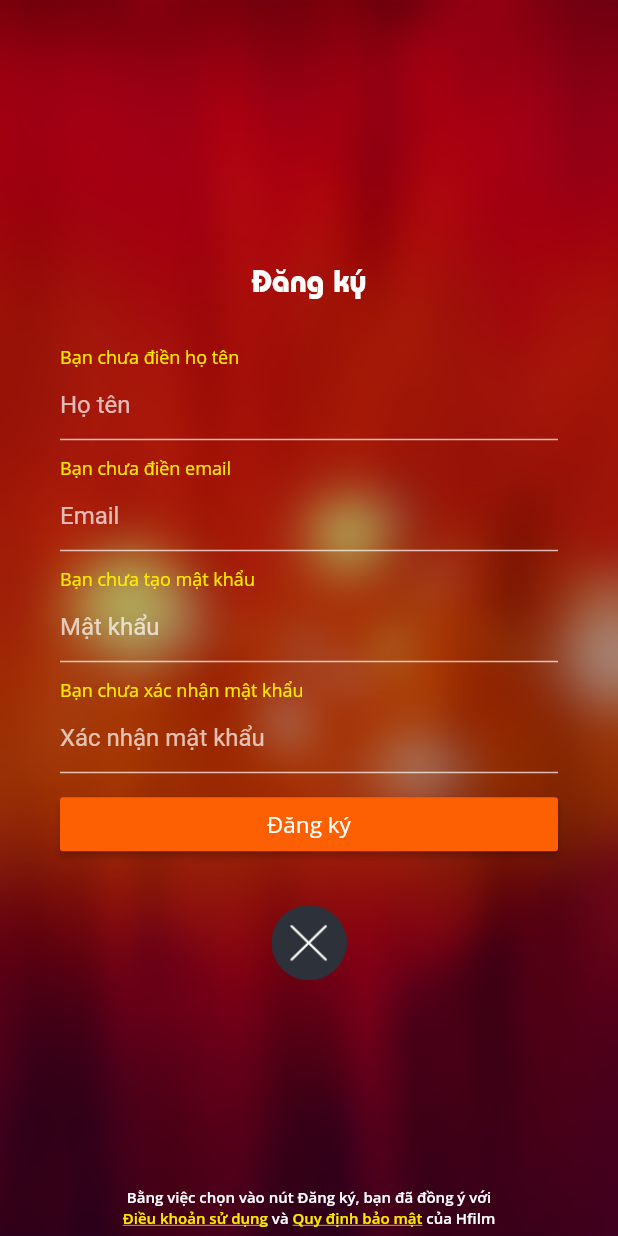
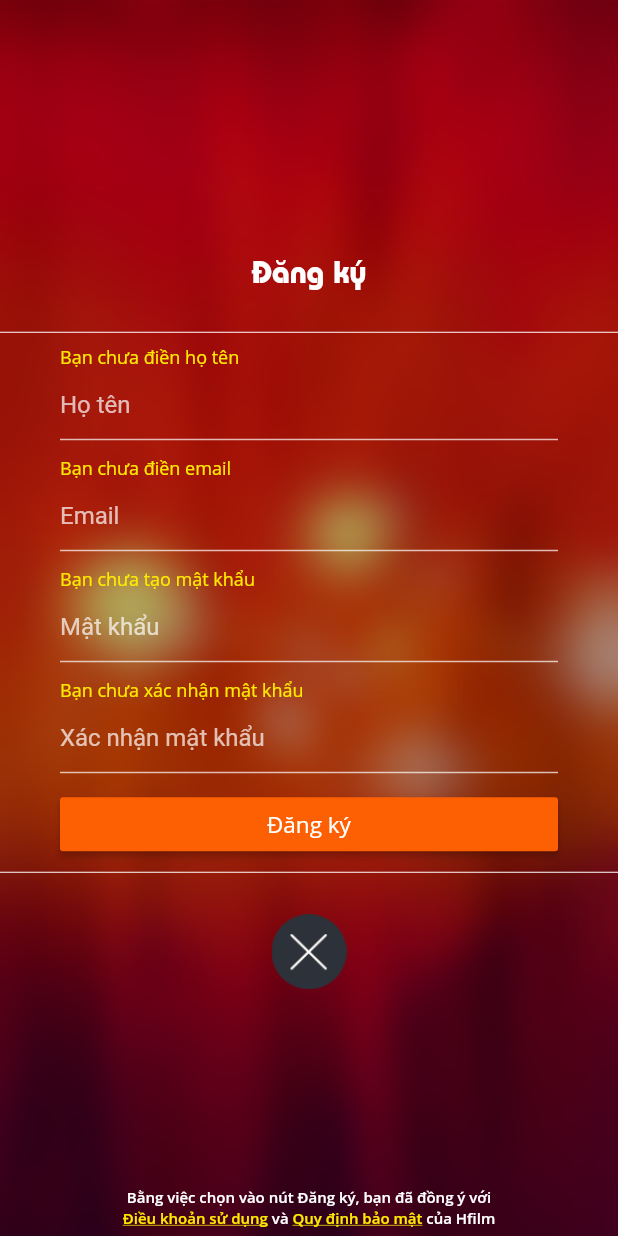
Before and after one commit to vongocanhthi/movie, a Flutter app: the screen it shows after launch, after a tap on "ĐĂNG KÝ", on a phone screen of 412 x 824 dp. Run offline on Flutter 3.47's test engine with Material 2 defaults, Android fonts, the phone set to English and light mode, and no system bars; our stand-ins replace youtube_player_flutter; network calls fail.

```diff
--- a/lib/Util/util.dart
+++ b/lib/Util/util.dart
@@ -7,3 +7,6 @@ void Toast(BuildContext context, message) {
     content: Text(message),
   ));
 }
+
+const divider_white = Divider(color: Colors.white);
+const divider_black = Divider(color: Colors.black);
--- a/lib/features/home/item_film.dart
+++ b/lib/features/home/item_film.dart
@@ -145,9 +145,7 @@ class _ItemFilmState extends State<ItemFilm> {
             ),
           ],
         ),
-        Divider(
-          color: Colors.white,
-        )
+        divider_white,
       ],
     );
   }
--- a/lib/features/login/login_page.dart
+++ b/lib/features/login/login_page.dart
@@ -39,7 +39,6 @@ class _LoginPageState extends State<LoginPage> {
           ),
         ),
         child: Container(
-          padding: EdgeInsets.only(left: 40, right: 40),
           child: Stack(
             children: [
               Column(
@@ -56,14 +55,19 @@ class _LoginPageState extends State<LoginPage> {
                     ),
                   ),
                   SizedBox(height: 20),
+                  divider_white,
+                  Container(
+                    margin: EdgeInsets.symmetric(horizontal: 40),
+                    child: Column(
+                      children: [
                         TextField(
                           onChanged: (value) {
                             _email = value;
                           },
                           decoration: InputDecoration(
                               hintText: "Email",
-                        hintStyle:
-                            TextStyle(color: Colors.white.withOpacity(0.7)),
+                              hintStyle: TextStyle(
+                                  color: Colors.white.withOpacity(0.7)),
                               enabledBorder: UnderlineInputBorder(
                                   borderSide: BorderSide(
                                       color: Colors.white.withOpacity(0.7)))),
@@ -77,8 +81,8 @@ class _LoginPageState extends State<LoginPage> {
                           },
                           decoration: InputDecoration(
                               hintText: "Mật khẩu",
-                        hintStyle:
-                            TextStyle(color: Colors.white.withOpacity(0.7)),
+                              hintStyle: TextStyle(
+                                  color: Colors.white.withOpacity(0.7)),
                               enabledBorder: UnderlineInputBorder(
                                   borderSide: BorderSide(
                                       color: Colors.white.withOpacity(0.7)))),
@@ -149,8 +153,10 @@ class _LoginPageState extends State<LoginPage> {
                             },
                           ),
                         ),
-                  SizedBox(height: 10),
-                  SizedBox(height: 20),
+                      ],
+                    ),
+                  ),
+                  divider_white,
                 ],
               ),
               Positioned(
--- a/lib/features/register/register_page.dart
+++ b/lib/features/register/register_page.dart
@@ -41,13 +41,11 @@ class _RegisterPageState extends State<RegisterPage> {
           ),
         ),
         child: Container(
-          padding: EdgeInsets.only(left: 40, right: 40),
           child: Stack(
             children: [
               Center(
                 child: SingleChildScrollView(
                   child: Column(
-                    crossAxisAlignment: CrossAxisAlignment.start,
                     children: [
                       Center(
                         child: Text(
@@ -59,7 +57,12 @@ class _RegisterPageState extends State<RegisterPage> {
                         ),
                       ),
                       SizedBox(height: 20),
-                      SizedBox(height: 10),
+                      divider_white,
+                      Padding(
+                        padding: EdgeInsets.symmetric(horizontal: 40),
+                        child: Column(
+                          crossAxisAlignment: CrossAxisAlignment.start,
+                          children: [
                             Visibility(
                               child: Text(
                                 "Bạn chưa điền họ tên",
@@ -201,7 +204,10 @@ class _RegisterPageState extends State<RegisterPage> {
                                 },
                               ),
                             ),
-                      SizedBox(height: 10),
+                          ],
+                        ),
+                      ),
+                      divider_white,
                       SizedBox(height: 20),
                       InkWell(
                         onTap: () {
```
Also changed, not shown: lib/features/forgot_pasword/forgot_password_page.dart (+104 -2 lines). Lines whose indentation alone changed are shown as unchanged.
